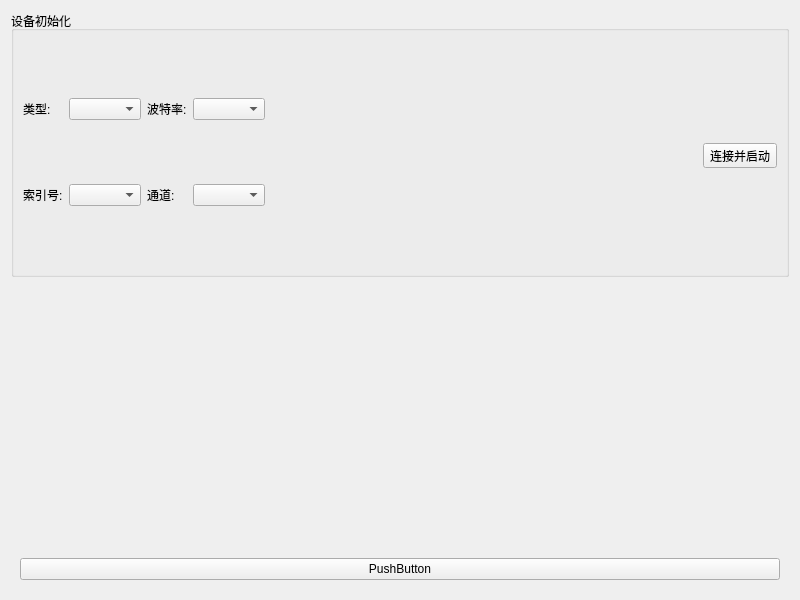
Above: mCAN/m_canwidget.ui from sunxiaoyi111/My_Can_Wincc before the change. Below: the same form after it.
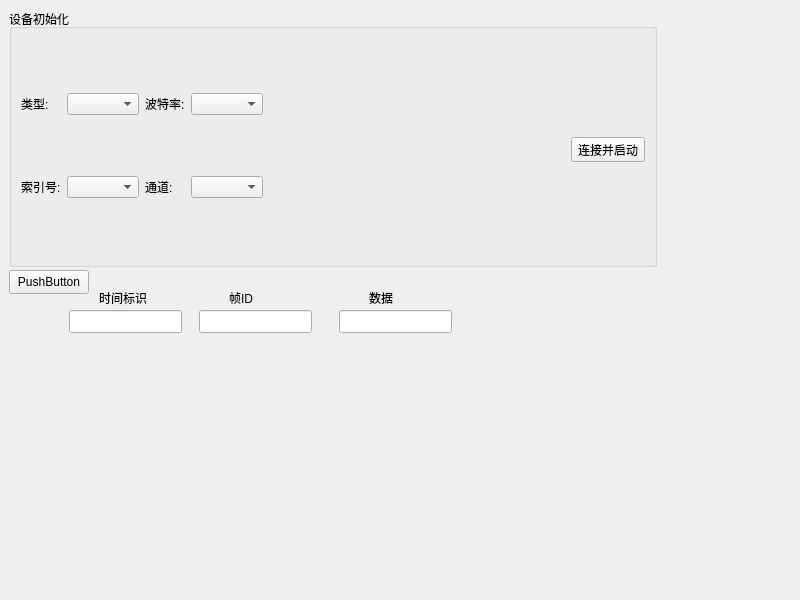
That is the form after the change.

Commit message: Title: d4提交 Detils: 1、修改新建线程的方法，将之前重写run方法的习惯修改为起Timer实现 2、完善界面

```diff
--- a/mCAN/m_canwidget.ui
+++ b/mCAN/m_canwidget.ui
@@ -13,9 +13,15 @@
   <property name="windowTitle">
    <string>M_CANWidget</string>
   </property>
-  <layout class="QGridLayout" name="gridLayout_4">
-   <item row="0" column="0">
     <widget class="QGroupBox" name="groupBox_device">
+   <property name="geometry">
+    <rect>
+     <x>9</x>
+     <y>9</y>
+     <width>648</width>
+     <height>258</height>
+    </rect>
+   </property>
      <property name="title">
       <string>设备初始化</string>
      </property>
@@ -112,34 +118,98 @@
       </item>
      </layout>
     </widget>
-   </item>
-   <item row="1" column="0">
-    <spacer name="verticalSpacer_3">
-     <property name="orientation">
-      <enum>Qt::Vertical</enum>
-     </property>
-     <property name="sizeHint" stdset="0">
-      <size>
-       <width>20</width>
-       <height>261</height>
-      </size>
-     </property>
-    </spacer>
-   </item>
-   <item row="2" column="0">
     <widget class="QWidget" name="widget" native="true">
-     <layout class="QGridLayout" name="gridLayout_3">
-      <item row="0" column="0">
+   <property name="geometry">
+    <rect>
+     <x>9</x>
+     <y>270</y>
+     <width>651</width>
+     <height>321</height>
+    </rect>
+   </property>
        <widget class="QPushButton" name="pushButton">
+    <property name="geometry">
+     <rect>
+      <x>0</x>
+      <y>0</y>
+      <width>80</width>
+      <height>24</height>
+     </rect>
+    </property>
         <property name="text">
          <string>PushButton</string>
         </property>
        </widget>
-      </item>
-     </layout>
-    </widget>
-   </item>
-  </layout>
+   <widget class="QLineEdit" name="lineEdit">
+    <property name="geometry">
+     <rect>
+      <x>60</x>
+      <y>40</y>
+      <width>113</width>
+      <height>23</height>
+     </rect>
+    </property>
+   </widget>
+   <widget class="QLineEdit" name="lineEdit_2">
+    <property name="geometry">
+     <rect>
+      <x>190</x>
+      <y>40</y>
+      <width>113</width>
+      <height>23</height>
+     </rect>
+    </property>
+   </widget>
+   <widget class="QLineEdit" name="lineEdit_3">
+    <property name="geometry">
+     <rect>
+      <x>330</x>
+      <y>40</y>
+      <width>113</width>
+      <height>23</height>
+     </rect>
+    </property>
+   </widget>
+   <widget class="QLabel" name="label">
+    <property name="geometry">
+     <rect>
+      <x>90</x>
+      <y>20</y>
+      <width>54</width>
+      <height>16</height>
+     </rect>
+    </property>
+    <property name="text">
+     <string>时间标识</string>
+    </property>
+   </widget>
+   <widget class="QLabel" name="label_2">
+    <property name="geometry">
+     <rect>
+      <x>220</x>
+      <y>20</y>
+      <width>54</width>
+      <height>16</height>
+     </rect>
+    </property>
+    <property name="text">
+     <string>帧ID</string>
+    </property>
+   </widget>
+   <widget class="QLabel" name="label_3">
+    <property name="geometry">
+     <rect>
+      <x>360</x>
+      <y>20</y>
+      <width>54</width>
+      <height>16</height>
+     </rect>
+    </property>
+    <property name="text">
+     <string>数据</string>
+    </property>
+   </widget>
+  </widget>
  </widget>
  <resources/>
  <connections/>
```
Lines whose indentation alone changed are shown as unchanged. The commit also changes 7 other files.
